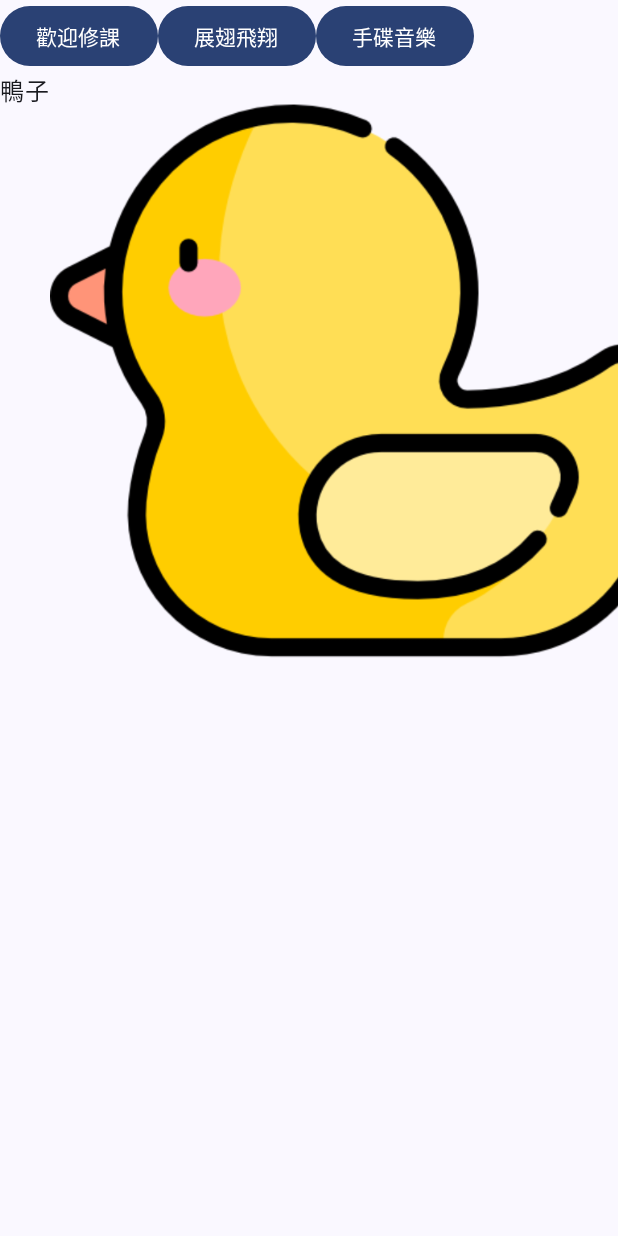
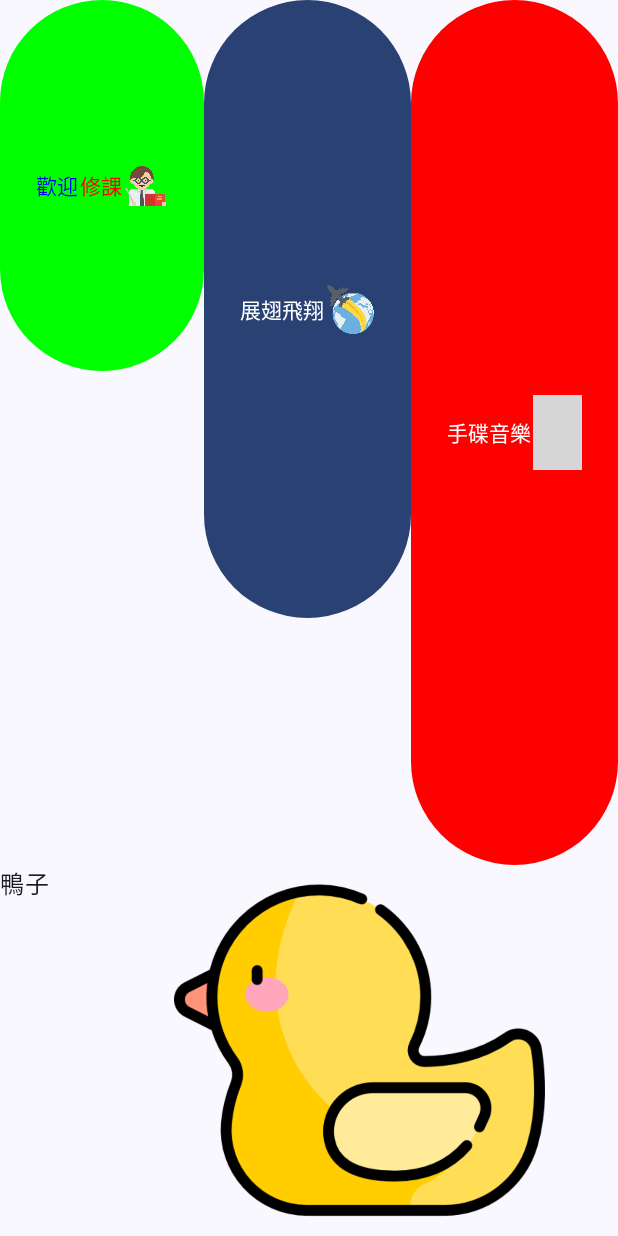
Before and after one commit to roy0911/Media, an Android app built with Jetpack Compose: the screen it shows after launch (MainActivity), after a tap on "展翅飛翔", on a phone screen of 412 x 824 dp. Run offline under Robolectric (Android 15) with nearby library versions, the phone set to English and light mode, and no system bars; grey boxes are pictures that could not be loaded.

Commit message:
v7_Button版面

```diff
--- a/app/src/main/java/tw/edu/pu/csim/tcyang/media/MainActivity.kt
+++ b/app/src/main/java/tw/edu/pu/csim/tcyang/media/MainActivity.kt
@@ -9,12 +9,15 @@ import androidx.compose.foundation.Image
 import androidx.compose.foundation.layout.Column
 import androidx.compose.foundation.layout.Row
 import androidx.compose.foundation.layout.Spacer
+import androidx.compose.foundation.layout.fillMaxHeight
 import androidx.compose.foundation.layout.fillMaxSize
+import androidx.compose.foundation.layout.fillMaxWidth
 import androidx.compose.foundation.layout.padding
 import androidx.compose.foundation.layout.size
 import androidx.compose.foundation.lazy.LazyColumn
 import androidx.compose.foundation.lazy.LazyRow
 import androidx.compose.material3.Button
+import androidx.compose.material3.ButtonDefaults.buttonColors
 import androidx.compose.material3.Scaffold
 import androidx.compose.material3.Text
 import androidx.compose.runtime.Composable
@@ -23,6 +26,7 @@ import androidx.compose.runtime.mutableStateOf
 import androidx.compose.runtime.remember
 import androidx.compose.runtime.setValue
 import androidx.compose.ui.Modifier
+import androidx.compose.ui.graphics.Color
 import androidx.compose.ui.platform.LocalContext
 import androidx.compose.ui.res.painterResource
 import androidx.compose.ui.tooling.preview.Preview
@@ -64,24 +68,54 @@ fun Greeting(name: String, modifier: Modifier = Modifier) {
             Button(onClick = {
                 mper.reset()
                 mper = MediaPlayer.create(context, R.raw.tcyang)
-                mper.start()
-            }) {
-                Text(text = "歡迎修課")
+                mper.start() },
+                Modifier
+                    .fillMaxWidth(0.33f)
+                    .fillMaxHeight(0.3f),
+                colors = buttonColors(Color.Green)
+
+            ) {
+                Text(text = "歡迎", color = Color.Blue)
+                Text(text = "修課", color = Color.Red)
+                Image(
+                    painterResource(id = R.drawable.teacher),
+                    contentDescription ="teacher icon",
+                    modifier = Modifier.size(50.dp))
             }
 
-            Button(onClick = {
-                mper.reset()
-                mper = MediaPlayer.create(context, R.raw.fly)
-                mper.start()
-            }) {
+            Button(
+                onClick = {
+                    mper.reset()
+                    mper = MediaPlayer.create(context, R.raw.fly)
+                    mper.start()
+                },
+                modifier = Modifier
+                    .fillMaxWidth(0.5f)
+                    .fillMaxHeight(0.5f)
+            ) {
                 Text(text = "展翅飛翔")
+                Image(
+                    painterResource(id = R.drawable.fly),
+                    contentDescription ="fly icon",
+                    modifier = Modifier.size(50.dp))
             }
 
-            Button(onClick = {
-                //your onclick code here
-            }) {
-                Text(text = "手碟音樂")
+            Button(
+                onClick = {
+                    mper.reset()
+                },
+                Modifier
+                    .fillMaxWidth ()
+                    .fillMaxHeight(0.7f),
+                colors = buttonColors(Color.Red)
+            ) {
+                Text(text = "手碟音樂", color = Color.White)
+                Image(
+                    painterResource(id = R.drawable.handpan),
+                    contentDescription ="handpan icon",
+                    modifier = Modifier.size(50.dp))
             }
+
         }
 
 
```
